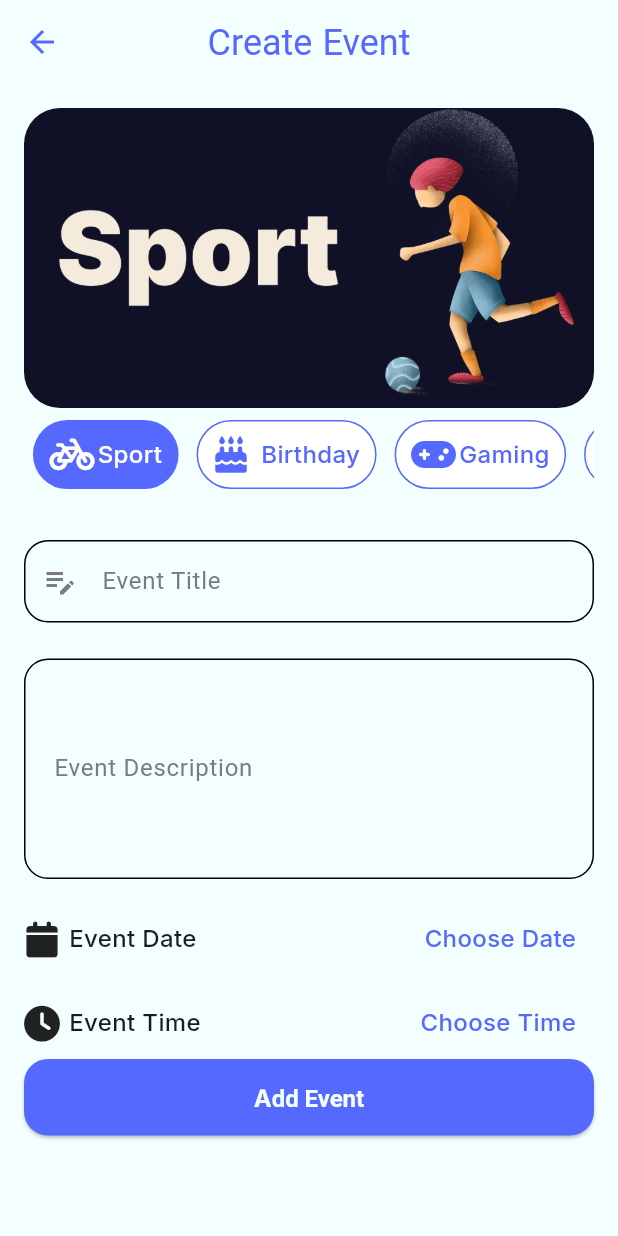
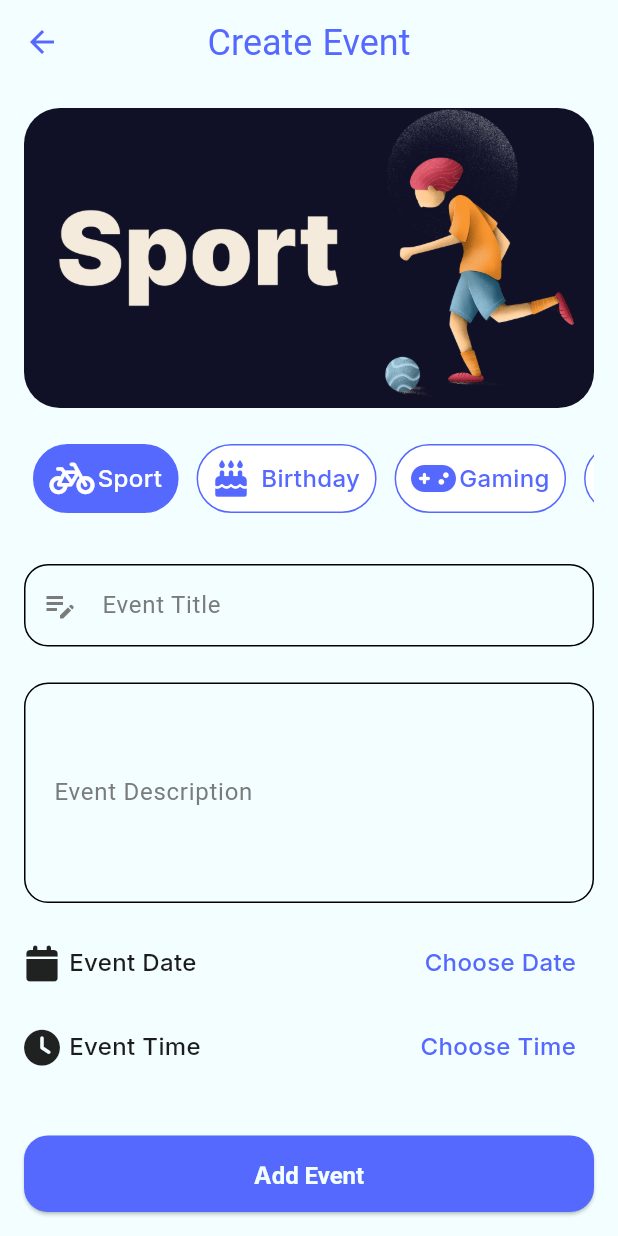
Before and after one commit to httpsnada/evently-event-planner-app, a Flutter app: the AddEventScreen screen opened by its route, on a phone screen of 412 x 824 dp. Run offline on Flutter 3.47's test engine with Material 3 defaults, Android fonts, the phone set to English and light mode, and no system bars; our stand-ins replace animate_do, animated_custom_dropdown, animated_toggle_switch, cloud_firestore, firebase_auth, firebase_core and 4 more; accounts and stored records are empty.

Commit message:
feat: Implement logout and enhance event UI
- Implemented logout functionality in the `ProfileTab`, allowing users to sign out and be redirected to the onboarding screen.
- Moved the "Add Event" button to the `bottomNavigationBar` in `AddEventScreen` for better user experience.
- Wrapped the event description text in `EventCard` with an `Expanded` widget and set `maxLines` to 2 with `TextOverflow.ellipsis` to prevent text overflow issues.
- Refactored the layout of `AddEventScreen` by removing a redundant `SingleChildScrollView` and `Column`.

```diff
--- a/lib/UI/common/event_card.dart
+++ b/lib/UI/common/event_card.dart
@@ -66,7 +66,8 @@ class _EventCardState extends State<EventCard> {
             child: Row(
               mainAxisAlignment: MainAxisAlignment.spaceBetween,
               children: [
-                Text(
+                Expanded(
+                  child: Text(
                     widget.event.description ?? " ",
                     style: Theme
                         .of(context)
@@ -76,6 +77,9 @@ class _EventCardState extends State<EventCard> {
                         fontSize: 14,
                         color: AppColors.bg_dark
                       // fontFamily: GoogleFonts.inter().fontFamily
+                    ),
+                    maxLines: 2,
+                    overflow: TextOverflow.ellipsis,
                   ),
                 ),
                 IconButton(
--- a/lib/UI/screens/AddEvent/AddEventScreen.dart
+++ b/lib/UI/screens/AddEvent/AddEventScreen.dart
@@ -39,10 +39,6 @@ class _AddEventScreenState extends State<AddEventScreen> {
           child: SingleChildScrollView(
             child: Column(
               crossAxisAlignment: CrossAxisAlignment.stretch,
-              children: [
-                SingleChildScrollView(
-                  child: Column(
-                    crossAxisAlignment: CrossAxisAlignment.stretch,
               spacing: 8,
               children: [
                 ClipRRect(
@@ -56,6 +52,9 @@ class _AddEventScreenState extends State<AddEventScreen> {
                     fit: BoxFit.cover,
                   ),
                 ),
+
+                SizedBox(height: 8),
+
 
                 EventsTabs(
                     categories, revered: true, selectedTabIndex, (index,
@@ -182,18 +181,46 @@ class _AddEventScreenState extends State<AddEventScreen> {
                     ),
                   ],
                 ),
+
+                // TextFormField(
+                //   readOnly: true,
+                //   enabled: false,
+                //   decoration: InputDecoration(
+                //     labelText: "Choose Event Location",
+                //     prefixIcon: Container(
+                //       width: 40,
+                //         height: 40,
+                //         decoration: BoxDecoration(
+                //           color: AppColors.primary,
+                //           borderRadius: BorderRadius.circular(8),
+                //         ),
+                //         child: Icon(Icons.my_location,color: Colors.white,size: 24, )),
+                //         suffixIcon: IconButton(
+                //         onPressed: (){}
+                //         ,icon: Icon(Icons.arrow_forward_ios_outlined , color: AppColors.primary, size: 24,)),
+                //         labelStyle: Theme.of(context).textTheme.bodyMedium?.copyWith(
+                //        color: AppColors.primary,
+                //     ),
+                //     border: OutlineInputBorder(
+                //       borderSide: BorderSide(color: Theme.of(context).colorScheme.primary),
+                //       borderRadius: BorderRadius.circular(16),
+                //     ),
+                //     contentPadding: EdgeInsets.all(20),
+                //   ),
+                // )
+
               ],
             ),
           ),
-                ElevatedButton(
+        ),
+      ),
+      bottomNavigationBar: Padding(
+        padding: EdgeInsets.all(16.0),
+        child: ElevatedButton(
           onPressed: () {
             createEvent();
           },
           child: Text("Add Event"),
-                ),
-              ],
-            ),
-          ),
         ),
       ),
     );
```
Also changed, not shown: lib/UI/screens/tabs/profile_tab.dart (+25 -1 lines). Lines whose indentation alone changed are shown as unchanged.
